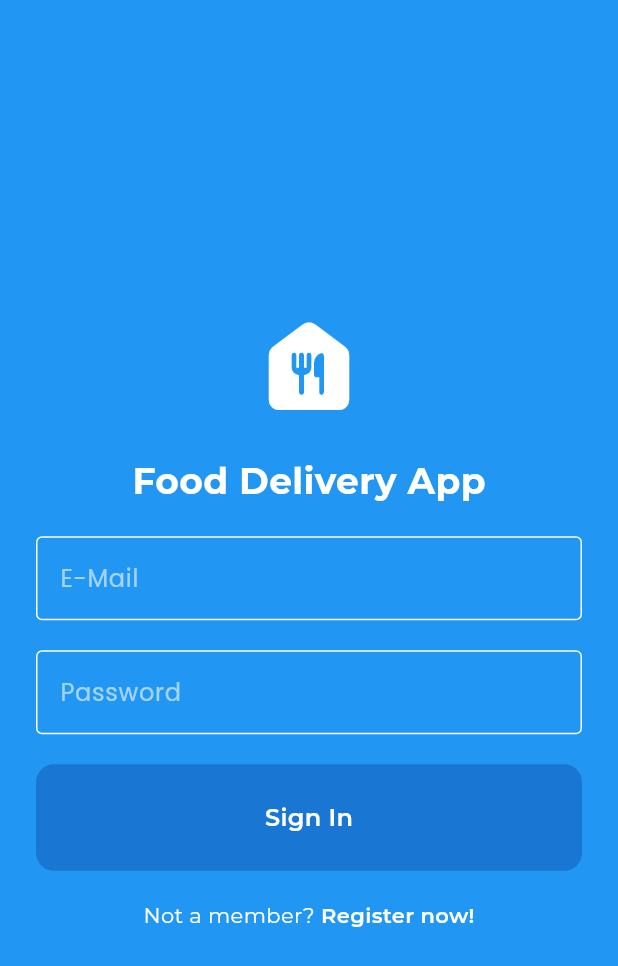
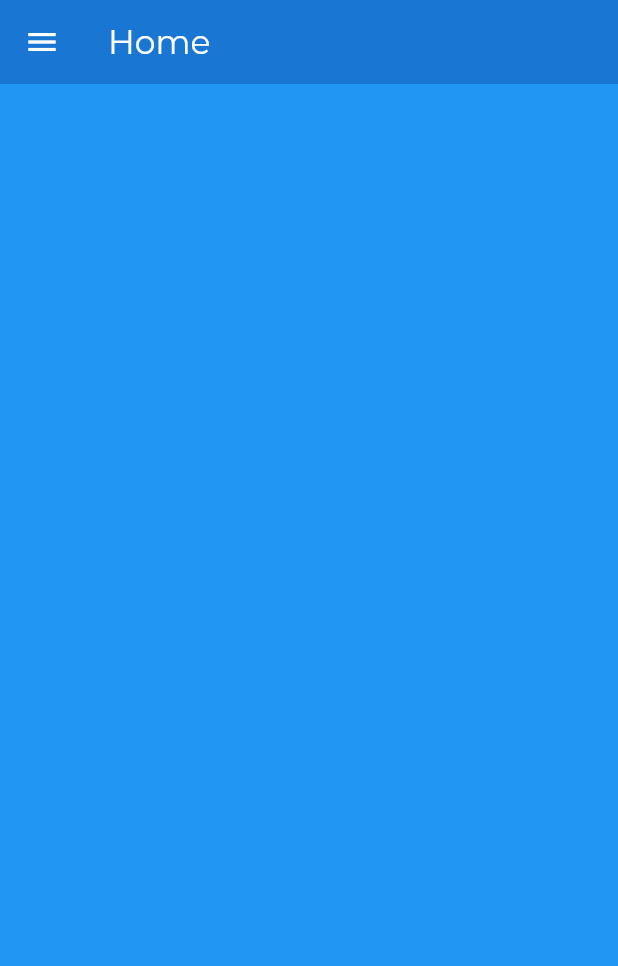
Before and after one commit to Zireha/food-app-deliver-tutorial, a Flutter app: the screen it shows after launch, after a tap on "Sign In", on a phone screen of 412 x 824 dp. Shown: the top 966 px of the screen. Run offline on Flutter 3.47's test engine with Material 3 defaults, Android fonts, the phone set to English and light mode, and no system bars; our stand-ins replace google_fonts.

Commit message:
add login, register, home, and settings UI

```diff
--- /dev/null
+++ b/lib/auth/login_or_register.dart
@@ -0,0 +1,27 @@
+import 'package:flutter/material.dart';
+import 'package:food_delivery_app/screens/login_page.dart';
+import 'package:food_delivery_app/screens/register_page.dart';
+
+class LoginOrRegister extends StatefulWidget {
+  const LoginOrRegister({super.key});
+
+  @override
+  State<LoginOrRegister> createState() => _LoginOrRegisterState();
+}
+
+class _LoginOrRegisterState extends State<LoginOrRegister> {
+  bool isLoggingIn = true;
+
+  void togglePages() {
+    setState(() {
+      isLoggingIn = !isLoggingIn;
+    });
+  }
+
+  @override
+  Widget build(BuildContext context) {
+    return isLoggingIn
+        ? LoginPage(onTap: togglePages)
+        : RegisterPage(onTap: togglePages);
+  }
+}
--- a/lib/components/my_textfield.dart
+++ b/lib/components/my_textfield.dart
@@ -19,7 +19,10 @@ class MyTextfield extends StatelessWidget {
       child: TextField(
         controller: controller,
         obscureText: isObscured,
+        style: GoogleFonts.poppins(),
         decoration: InputDecoration(
+          filled: true,
+          fillColor: Colors.white,
           enabledBorder: OutlineInputBorder(
             borderSide: BorderSide(color: Theme.of(context).colorScheme.inversePrimary)
           ),
@@ -28,7 +31,7 @@ class MyTextfield extends StatelessWidget {
             ),
             hintText: hintText,
             hintStyle: GoogleFonts.poppins(
-              color: Theme.of(context).colorScheme.inversePrimary.withAlpha(150)
+              color: Colors.black45
             )
           )
         ),
--- a/lib/main.dart
+++ b/lib/main.dart
@@ -1,5 +1,5 @@
 import 'package:flutter/material.dart';
-import 'package:food_delivery_app/screens/login_page.dart';
+import 'package:food_delivery_app/auth/login_or_register.dart';
 import 'package:food_delivery_app/theme/theme_provider.dart';
 import 'package:provider/provider.dart';
 
@@ -15,12 +15,10 @@ void main() {
 class MainApp extends StatelessWidget {
   const MainApp({super.key});
   @override
-  Widget build(BuildContext context) {    return MaterialApp(
-      debugShowCheckedModeBanner: false,
-      home: LoginPage(
-        onTap: () {},
-      ),
-      theme: Provider.of<ThemeProvider>(context).themeData
-    );
+  Widget build(BuildContext context) {
+    return MaterialApp(
+        debugShowCheckedModeBanner: false,
+        home: LoginOrRegister(),
+        theme: Provider.of<ThemeProvider>(context).themeData);
   }
 }
--- /dev/null
+++ b/lib/screens/home_page.dart
@@ -0,0 +1,24 @@
+import 'package:flutter/material.dart';
+import 'package:food_delivery_app/components/my_drawer.dart';
+import 'package:google_fonts/google_fonts.dart';
+
+class HomePage extends StatefulWidget {
+  const HomePage({super.key});
+
+  @override
+  State<HomePage> createState() => _HomePageState();
+}
+
+class _HomePageState extends State<HomePage> {
+  @override
+  Widget build(BuildContext context) {
+    return Scaffold(
+      appBar: AppBar(
+        backgroundColor: Theme.of(context).colorScheme.tertiary,
+        foregroundColor: Theme.of(context).colorScheme.inversePrimary,
+        title: Text("Home", style: GoogleFonts.montserrat(),),
+      ),
+      drawer: MyDrawer(),
+    );
+  }
+}
--- a/lib/screens/login_page.dart
+++ b/lib/screens/login_page.dart
@@ -1,6 +1,7 @@
 import 'package:flutter/material.dart';
 import 'package:food_delivery_app/components/my_button.dart';
 import 'package:food_delivery_app/components/my_textfield.dart';
+import 'package:food_delivery_app/screens/home_page.dart';
 import 'package:google_fonts/google_fonts.dart';
 
 class LoginPage extends StatefulWidget {
@@ -16,6 +17,19 @@ class _LoginPageState extends State<LoginPage> {
   final TextEditingController emailController = TextEditingController();
 
   final TextEditingController passwordController = TextEditingController();
+
+  //sign in
+  void signIn() {
+    //authentication
+
+    //route to homepapge
+    Navigator.push(
+      context,
+      MaterialPageRoute(
+        builder: (context) => const HomePage(),
+      ),
+    );
+  }
 
   @override
   Widget build(BuildContext context) {
@@ -55,7 +69,7 @@ class _LoginPageState extends State<LoginPage> {
               //sign in button
               MyButton(
                 buttonText: "Sign In",
-                onTap: () {},
+                onTap: signIn,
               ),
               //register
               Row(
```
Also changed, not shown: lib/components/my_drawer.dart (added, +61 -0 lines), lib/components/my_drawer_tile.dart (added, +35 -0 lines), lib/screens/settings_page.dart (added, +50 -0 lines).
